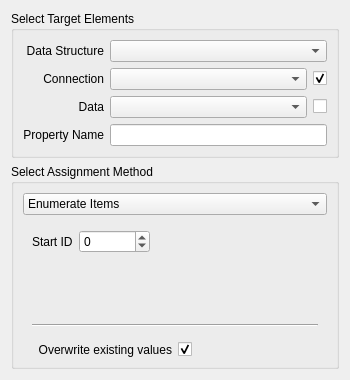
Before: the Qt Designer form VisualEditor/Tools/AssignValues/AssignValuesWidget.ui in KDE/rocs, drawn with Qt 5.
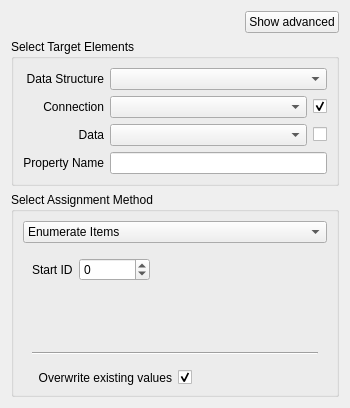
After: the same form once the commit is applied. Custom widgets are drawn as their Qt base class.

Commit message:
Move some settings in AssignValues and GenerateGraph to advanced section.
In the AssignValues dialog box the overwrite values checkbox and the
RNG seeds are now advanced settings; they are hidden by default and
only shown when the new show advanced settings button is pressed. In
the GenerateGraph dialog box, the RNG seeds are also now advanced
settings.

```diff
--- a/VisualEditor/Tools/AssignValues/AssignValuesWidget.ui
+++ b/VisualEditor/Tools/AssignValues/AssignValuesWidget.ui
@@ -7,7 +7,7 @@
     <x>0</x>
     <y>0</y>
     <width>350</width>
-    <height>360</height>
+    <height>403</height>
    </rect>
   </property>
   <property name="sizePolicy">
@@ -33,6 +33,26 @@
   </property>
   <layout class="QGridLayout" name="gridLayout_2">
    <item row="0" column="1">
+    <layout class="QHBoxLayout" name="advancedLayout">
+     <item alignment="Qt::AlignRight">
+      <widget class="QPushButton" name="advancedButton">
+       <property name="sizePolicy">
+        <sizepolicy hsizetype="Minimum" vsizetype="Fixed">
+         <horstretch>0</horstretch>
+         <verstretch>0</verstretch>
+        </sizepolicy>
+       </property>
+       <property name="text">
+        <string>Show advanced</string>
+       </property>
+       <property name="checkable">
+        <bool>true</bool>
+       </property>
+      </widget>
+     </item>
+    </layout>
+   </item>
+   <item row="1" column="1">
     <widget class="QGroupBox" name="groupTarget">
      <property name="baseSize">
       <size>
@@ -161,7 +181,7 @@
      </layout>
     </widget>
    </item>
-   <item row="6" column="1">
+   <item row="7" column="1">
     <widget class="QGroupBox" name="groupBox">
      <property name="title">
       <string>Select Assignment Method</string>
```
Left out of the diff: 96 changed lines with no effect on the pictures. The commit also changes 3 other files.
